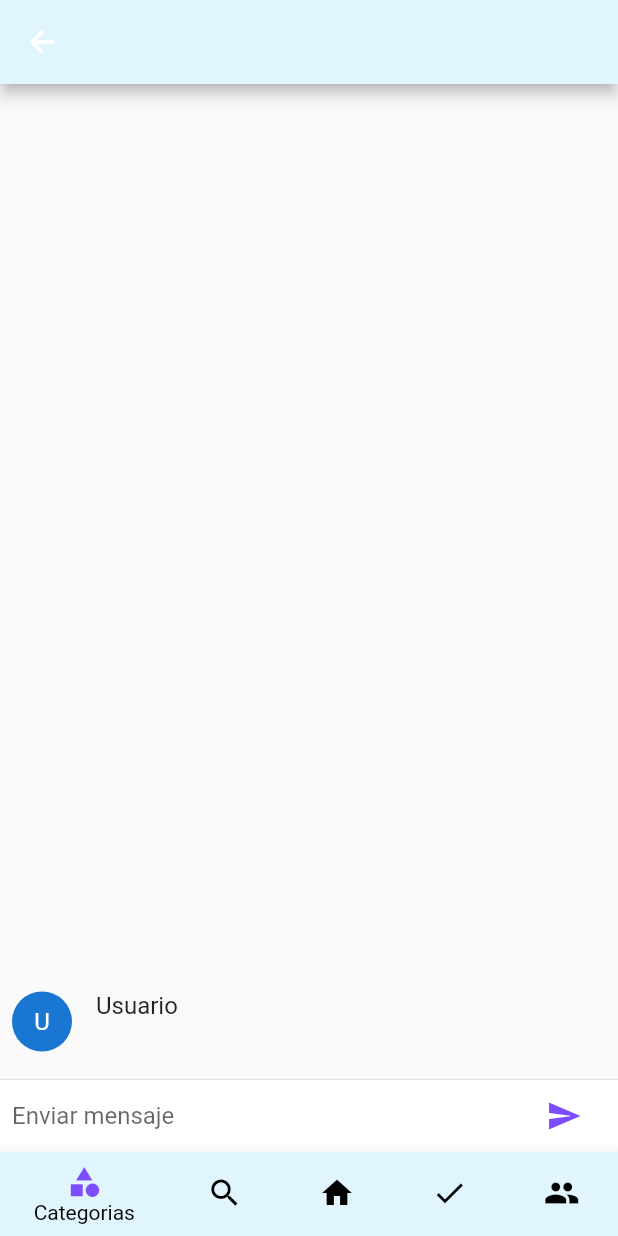
After one commit to Camila0357/findupet, a Flutter app: the ChatPage screen opened by its route, after a tap on the "send" icon, on a phone screen of 412 x 824 dp. The commit adds this screen. Run offline on Flutter 3.47's test engine with Material 2 defaults, Android fonts, the phone set to English and light mode, and no system bars; our stand-ins replace image_picker, rxdart, shared_preferences; missing offline and left inert: mime_type, wc_flutter_share; accounts and stored records are empty; statements that could not run were skipped.

Commit message:
se arreglo los items del home y se agrego la funcionalidad de compartir y chat

```diff
--- a/lib/main.dart
+++ b/lib/main.dart
@@ -1,6 +1,7 @@
 import 'package:flutter/material.dart';
 import 'package:formvalidation/src/pages/mascota_page.dart';
 import 'package:formvalidation/src/pages/register_page.dart';
+import 'package:formvalidation/src/pages/chat_page.dart';
 import 'package:formvalidation/src/preferencias_usuario/preferencias_usuario.dart';
 import './src/bloc/provider.dart';
 import './src/pages/home_page.dart';
@@ -31,6 +32,7 @@ class MyApp extends StatelessWidget {
           'home'  : ( BuildContext context ) => HomePage(),
           'registro': (BuildContext context ) => RegisterPage(),
           'mascota' : (BuildContext context) => MascotaPage(),
+           'chat' : (BuildContext context) => ChatPage()
         },
         theme: ThemeData(
           primaryColor: Colors.indigo[800],
--- /dev/null
+++ b/lib/src/pages/chat_message.dart
@@ -0,0 +1,36 @@
+import 'package:flutter/material.dart';
+
+const String _name = "Usuario";
+
+class ChatMessage extends StatelessWidget {
+  final String text;
+  ChatMessage({this.text});
+
+  @override
+  Widget build(BuildContext context) {
+    return new Container(
+      margin: const EdgeInsets.symmetric(vertical: 10.0),
+      child: new Row(
+        crossAxisAlignment: CrossAxisAlignment.start,
+        children: <Widget>[
+          new Container(
+            margin: const EdgeInsets.only(right: 16.0),
+            child: new CircleAvatar(
+              child: new Text(_name[0]),
+            ),
+          ),
+          new Column(
+            crossAxisAlignment: CrossAxisAlignment.start,
+            children: <Widget>[
+              new Text(_name, style: Theme.of(context).textTheme.subhead),
+              new Container(
+                margin: const EdgeInsets.only(top: 5.0),
+                child: new Text(text),
+              )
+            ],
+          )
+        ],
+      ),
+    );
+  }
+}
--- /dev/null
+++ b/lib/src/pages/chat_page.dart
@@ -0,0 +1,57 @@
+import 'package:flutter/material.dart';
+import 'package:formvalidation/src/pages/chat_screen.dart';
+
+class ChatPage extends StatelessWidget {
+  State createState() => new ChatScreenState();
+  @override
+  Widget build(BuildContext context) {
+    int seleccionado=0;
+    return new Scaffold(
+        appBar: AppBar(
+
+        backgroundColor: Colors.lightBlue[50],),
+
+
+        body: new ChatScreen(),
+
+
+         bottomNavigationBar: new Theme(
+       data: Theme.of(context).copyWith(
+
+        canvasColor: Colors.lightBlue[50],
+        ),
+       child: BottomNavigationBar(
+          backgroundColor: Colors.lightBlue[50],
+          selectedItemColor: Colors.black,
+          selectedIconTheme: IconThemeData(color: Colors.deepPurpleAccent),
+          unselectedItemColor: Colors.white,
+          unselectedIconTheme: IconThemeData(color:Colors.black),
+          currentIndex: seleccionado,
+          onTap: (index){
+
+
+
+            /* setState(() {
+              seleccionado=index;
+            }); */
+
+
+            print(seleccionado);},
+
+          items: [
+            BottomNavigationBarItem(
+                icon: Icon(Icons.category), title: Text("Categorias")),
+            BottomNavigationBarItem(icon: Icon(Icons.search), title: Text("Busqueda")),
+            BottomNavigationBarItem(icon: Icon(Icons.home), title: Text("Home")),
+            BottomNavigationBarItem(icon: Icon(Icons.check), title: Text("Tips")),
+            BottomNavigationBarItem(icon: Icon(Icons.people), title: Text("Perfil")),
+          ]),
+    ),
+
+        );
+
+
+  }
+
+
+}
--- /dev/null
+++ b/lib/src/pages/chat_screen.dart
@@ -0,0 +1,77 @@
+import 'package:flutter/material.dart';
+import 'package:formvalidation/src/pages/chat_message.dart';
+
+
+class ChatScreen extends StatefulWidget {
+  @override
+  State createState() => new ChatScreenState();
+}
+
+class ChatScreenState extends State<ChatScreen> {
+  final TextEditingController _textController = new TextEditingController();
+
+  final List<ChatMessage> _messages = <ChatMessage>[];
+
+  void _handleSubmitted(String text) {
+    _textController.clear();
+    ChatMessage message = new ChatMessage(
+      text: text,
+    );
+    setState(() {
+      _messages.insert(0, message);
+    });
+  }
+
+  Widget _textComposerWidget() {
+    return new IconTheme(
+      data: new IconThemeData(color: Colors.deepPurpleAccent),
+      child: new Container(
+        margin: const EdgeInsets.symmetric(horizontal: 8.0),
+        child: new Row(
+          children: <Widget>[
+            new Flexible(
+              child: new TextField(
+                decoration:
+                    new InputDecoration.collapsed(hintText: "Enviar mensaje"),
+                controller: _textController,
+                onSubmitted: _handleSubmitted,
+              ),
+            ),
+            new Container(
+              margin: const EdgeInsets.symmetric(horizontal: 4.0),
+              child: new IconButton(
+                icon: new Icon(Icons.send),
+                onPressed: () => _handleSubmitted(_textController.text),
+              ),
+            )
+          ],
+        ),
+      ),
+    );
+  }
+
+  @override
+  Widget build(BuildContext context) {
+    return new Column(
+      children: <Widget>[
+        new Flexible(
+          child: new ListView.builder(
+            padding: new EdgeInsets.all(8.0),
+            reverse: true,
+            itemBuilder: (_, int index) => _messages[index],
+            itemCount: _messages.length,
+          ),
+        ),
+        new Divider(
+          height: 1.0,
+        ),
+        new Container(
+          decoration: new BoxDecoration(
+            color: Theme.of(context).cardColor,
+          ),
+          child: _textComposerWidget(),
+        ),
+      ],
+    );
+  }
+}
--- a/lib/src/pages/mascota_page.dart
+++ b/lib/src/pages/mascota_page.dart
@@ -130,7 +130,8 @@ class _MascotaPageState extends State<MascotaPage> {
             BottomNavigationBarItem(icon: Icon(Icons.check), title: Text("Tips")),
             BottomNavigationBarItem(icon: Icon(Icons.people), title: Text("Perfil")),
           ]),
-    ),);
+    ),
+    );
   }
 
   Widget _crearNombre(){
--- a/lib/src/pages/register_page.dart
+++ b/lib/src/pages/register_page.dart
@@ -70,7 +70,7 @@ class RegisterPage extends StatelessWidget {
                 _crearCiudad(bloc),
                 SizedBox(height: 8.0),
                 _crearTelefono(bloc),
-                SizedBox(height: 15.0),
+                SizedBox(height: 50.0),
                 _crearBoton(bloc),
               ],
             ),
@@ -268,7 +268,7 @@ class RegisterPage extends StatelessWidget {
             ),
             shape: RoundedRectangleBorder(),
             elevation: 0.0,
-            color: Colors.deepPurple,
+            color: Colors.deepPurpleAccent,
             textColor: Colors.white,
             onPressed: snapshot.hasData ? () => _register(bloc, context) : null);
       },
--- a/pubspec.yaml
+++ b/pubspec.yaml
@@ -22,7 +22,9 @@ dependencies:
 
   # The following adds the Cupertino Icons font to your application.
   # Use with the CupertinoIcons class for iOS style icons.
-  cupertino_icons: ^0.1.2
+  cupertino_icons: ^0.1.3
+  share: ^0.6.3+1
+  wc_flutter_share: ^0.2.1
   rxdart: ^0.22.0
   http: 0.12.0+2
   image_picker:
```
Also changed, not shown: lib/src/pages/home_page.dart (+139 -21 lines), images/fundacion.png (added), pubspec.lock.
